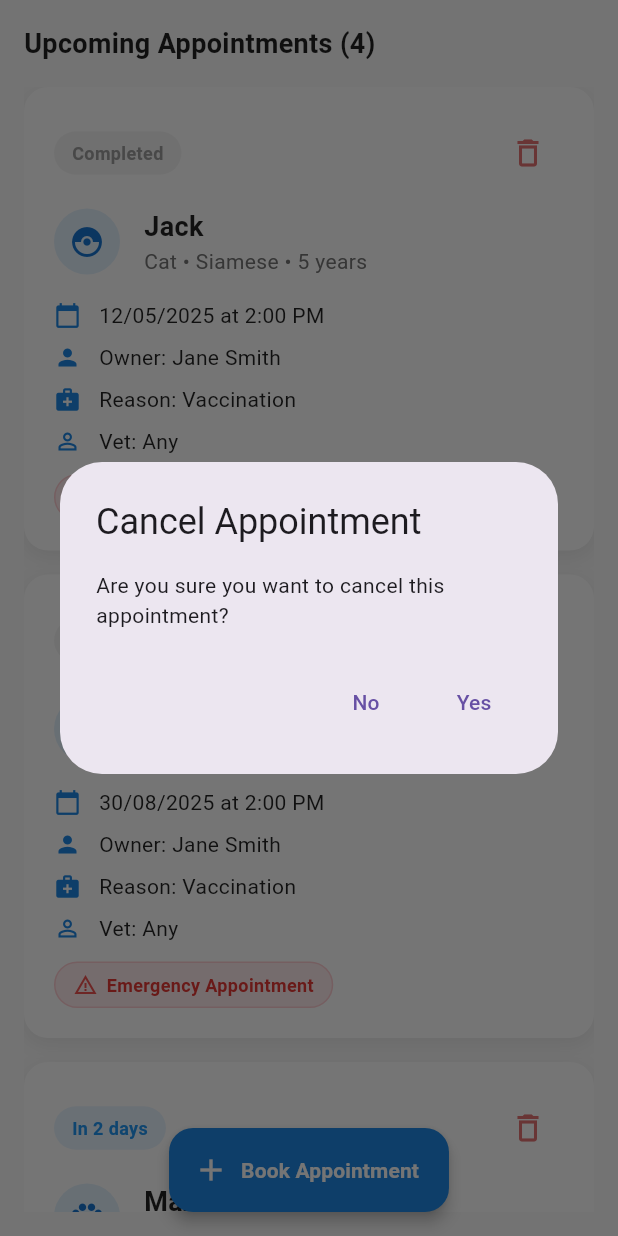
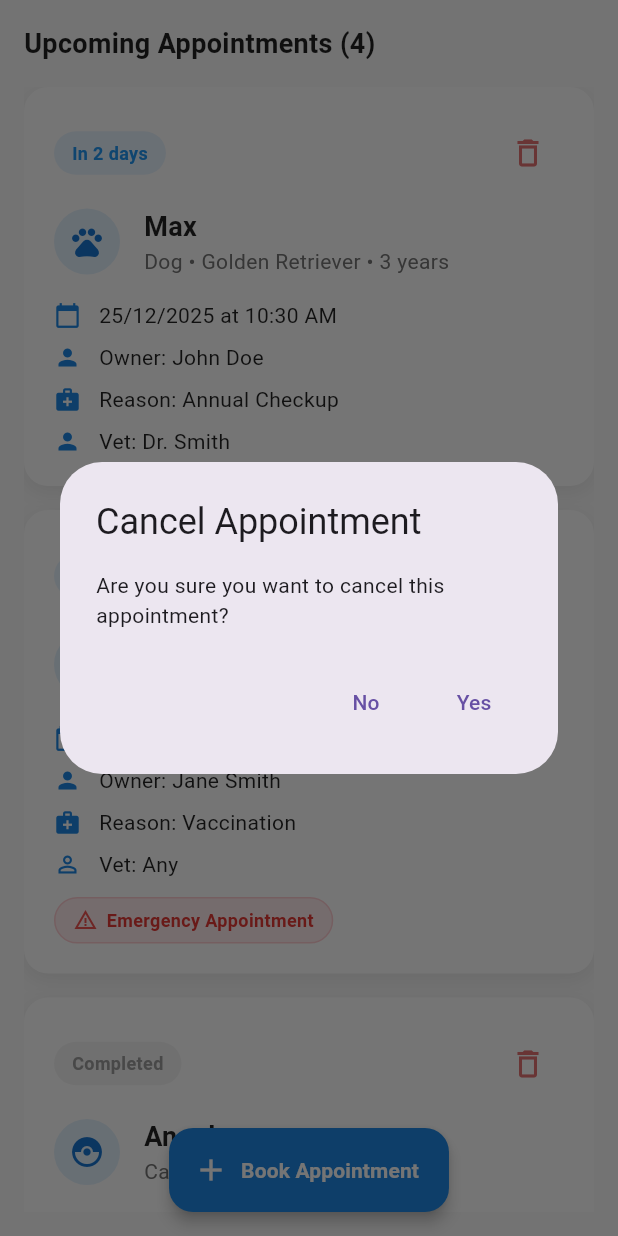
Before and after one commit to Zhyaromer/veterinary-clinic, a Flutter app: the AppointmentsScreen screen opened directly, after a tap on the "delete outline" icon, on a phone screen of 412 x 824 dp. Run offline on Flutter 3.47's test engine with Material 3 defaults, Android fonts, the phone set to English and light mode, and no system bars; our stand-ins replace google_maps_flutter; network calls fail.

Commit message:
updated appointments

```diff
--- a/lib/screens/appointments_screen.dart
+++ b/lib/screens/appointments_screen.dart
@@ -19,21 +19,8 @@ class _AppointmentsScreenState extends State<AppointmentsScreen> {
     _loadAppointments();
   }
 
-  /// Combines appointment date + time into one DateTime for sorting
-  DateTime _fullDateTime(Appointment a) {
-    return DateTime(
-      a.appointmentDate.year,
-      a.appointmentDate.month,
-      a.appointmentDate.day,
-      a.appointmentTime.hour,
-      a.appointmentTime.minute,
-    );
-  }
-
   void _sortAppointments() {
-    appointments.sort(
-      (a, b) => _fullDateTime(a).compareTo(_fullDateTime(b)),
-    );
+    appointments.sort((a, b) => b.createdAt.compareTo(a.createdAt));
   }
 
   void _loadAppointments() {
@@ -88,7 +75,7 @@ class _AppointmentsScreenState extends State<AppointmentsScreen> {
           symptoms: 'Slight lethargy',
           emergency: true,
           vetPreference: 'Any',
-          createdAt: DateTime.now().subtract(const Duration(days: 3)),
+          createdAt: DateTime.now().subtract(const Duration(days: 7)),
         ),
         Appointment(
           id: '4',
@@ -105,7 +92,7 @@ class _AppointmentsScreenState extends State<AppointmentsScreen> {
           symptoms: 'Slight lethargy',
           emergency: true,
           vetPreference: 'Any',
-          createdAt: DateTime.now().subtract(const Duration(days: 3)),
+          createdAt: DateTime.now().subtract(const Duration(days: 5)),
         ),
       ];
 
@@ -125,7 +112,9 @@ class _AppointmentsScreenState extends State<AppointmentsScreen> {
       context: context,
       builder: (context) => AlertDialog(
         title: const Text('Cancel Appointment'),
-        content: const Text('Are you sure you want to cancel this appointment?'),
+        content: const Text(
+          'Are you sure you want to cancel this appointment?',
+        ),
         actions: [
           TextButton(
             onPressed: () => Navigator.pop(context),
```
